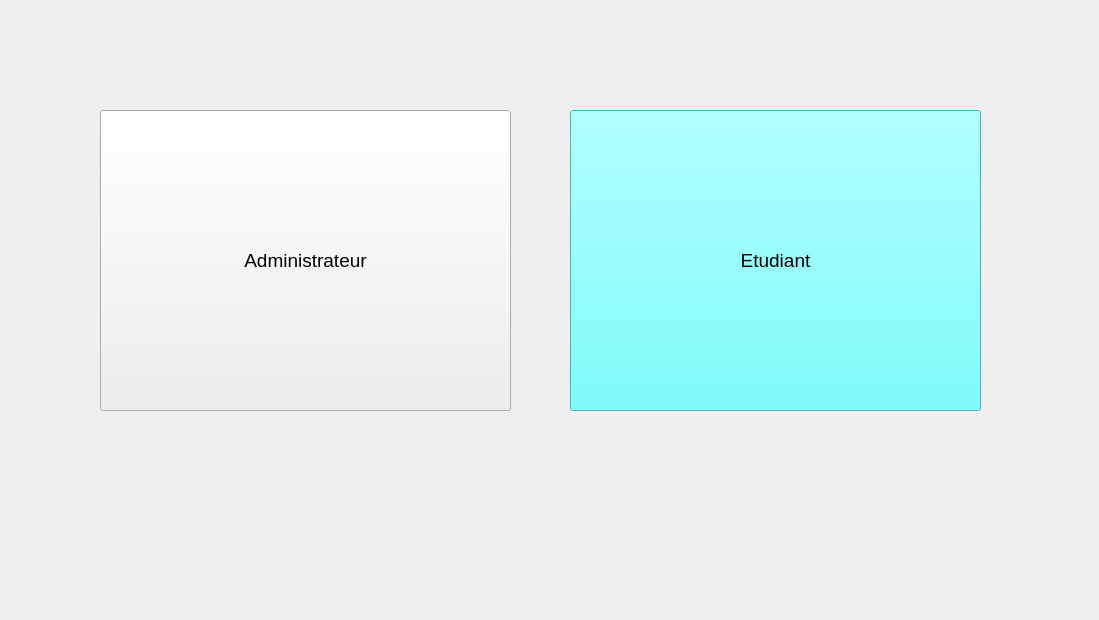
Qt form FirstPage.ui (Ayoub101010/Apoge) before a commit.
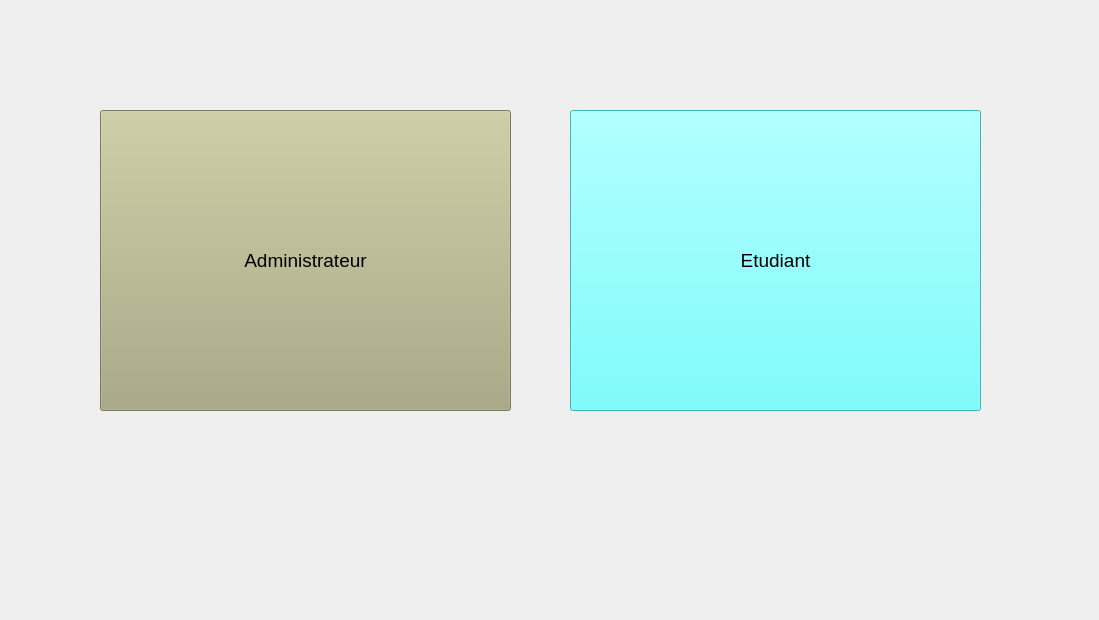
The same form after that commit. Icons and pictures are not drawn.

What changed in the file:
```diff
--- a/FirstPage.ui
+++ b/FirstPage.ui
@@ -27,12 +27,22 @@
      <pointsize>14</pointsize>
     </font>
    </property>
+   <property name="styleSheet">
+    <string notr="true">background-color: rgb(85, 85, 255);
+background-color: rgb(170, 170, 127);</string>
+   </property>
    <property name="text">
     <string>Administrateur</string>
    </property>
    <property name="icon">
     <iconset>
-     <normaloff>icons/WhatsApp Image 2024-01-12 at 03.34.50_c19a35ce.jpg</normaloff>icons/WhatsApp Image 2024-01-12 at 03.34.50_c19a35ce.jpg</iconset>
+     <normaloff>icons/Adminn.png</normaloff>icons/Adminn.png</iconset>
+   </property>
+   <property name="iconSize">
+    <size>
+     <width>160</width>
+     <height>160</height>
+    </size>
    </property>
   </widget>
   <widget class="QPushButton" name="pushButton_2">
```
